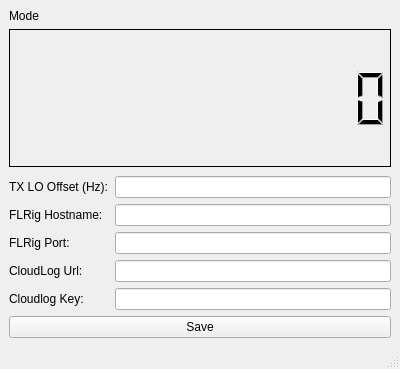
Qt form cloudlogcatqt.ui (myzinsky/CloudLogCatQt) before a commit.
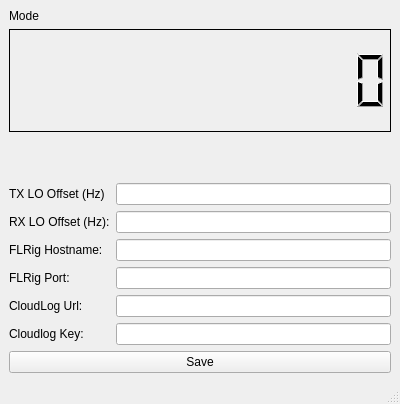
The same form after that commit.

Commit message: Add RX freq offset (calculated from TX)

The edit to the form file:
```diff
--- a/cloudlogcatqt.ui
+++ b/cloudlogcatqt.ui
@@ -7,7 +7,7 @@
     <x>0</x>
     <y>0</y>
     <width>400</width>
-    <height>369</height>
+    <height>404</height>
    </rect>
   </property>
   <property name="windowTitle">
@@ -69,7 +69,7 @@
       </property>
      </widget>
     </item>
-    <item row="3" column="0">
+    <item row="2" column="0" rowspan="2">
      <layout class="QFormLayout" name="Config">
       <property name="fieldGrowthPolicy">
        <enum>QFormLayout::ExpandingFieldsGrow</enum>
@@ -77,17 +77,17 @@
       <property name="formAlignment">
        <set>Qt::AlignBottom|Qt::AlignLeading|Qt::AlignLeft</set>
       </property>
-      <item row="0" column="0">
+      <item row="1" column="0">
        <widget class="QLabel" name="label_5">
         <property name="text">
-         <string>TX LO Offset (Hz):</string>
+         <string>RX LO Offset (Hz):</string>
         </property>
        </widget>
       </item>
-      <item row="0" column="1">
-       <widget class="QLineEdit" name="TXOffset"/>
+      <item row="1" column="1">
+       <widget class="QLineEdit" name="RXOffset"/>
       </item>
-      <item row="1" column="0">
+      <item row="2" column="0">
        <widget class="QLabel" name="label_1">
         <property name="maximumSize">
          <size>
@@ -100,7 +100,7 @@
         </property>
        </widget>
       </item>
-      <item row="1" column="1">
+      <item row="2" column="1">
        <widget class="QLineEdit" name="FLRigHostname">
         <property name="sizePolicy">
          <sizepolicy hsizetype="MinimumExpanding" vsizetype="Fixed">
@@ -113,7 +113,7 @@
         </property>
        </widget>
       </item>
-      <item row="2" column="0">
+      <item row="3" column="0">
        <widget class="QLabel" name="label_2">
         <property name="maximumSize">
          <size>
@@ -126,14 +126,14 @@
         </property>
        </widget>
       </item>
-      <item row="2" column="1">
+      <item row="3" column="1">
        <widget class="QLineEdit" name="FLRigPort">
         <property name="text">
          <string/>
         </property>
        </widget>
       </item>
-      <item row="3" column="0">
+      <item row="4" column="0">
        <widget class="QLabel" name="label_3">
         <property name="maximumSize">
          <size>
@@ -146,14 +146,14 @@
         </property>
        </widget>
       </item>
-      <item row="3" column="1">
+      <item row="4" column="1">
        <widget class="QLineEdit" name="cloudLogUrl">
         <property name="text">
          <string/>
         </property>
        </widget>
       </item>
-      <item row="4" column="0">
+      <item row="5" column="0">
        <widget class="QLabel" name="label_4">
         <property name="maximumSize">
          <size>
@@ -172,13 +172,23 @@
         </property>
        </widget>
       </item>
-      <item row="4" column="1">
+      <item row="5" column="1">
        <widget class="QLineEdit" name="cloudLogKey">
         <property name="text">
          <string/>
         </property>
        </widget>
       </item>
+      <item row="0" column="1">
+       <widget class="QLineEdit" name="TXOffset"/>
+      </item>
+      <item row="0" column="0">
+       <widget class="QLabel" name="label_6">
+        <property name="text">
+         <string>TX LO Offset (Hz)</string>
+        </property>
+       </widget>
+      </item>
      </layout>
     </item>
    </layout>
```
The commit also changes 2 other files.
